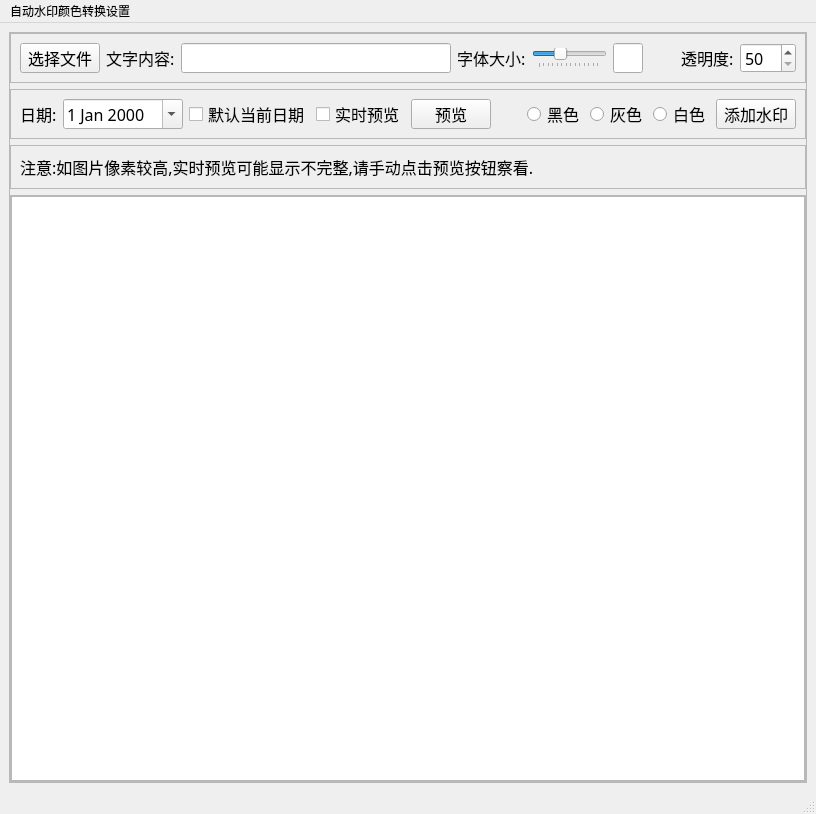
This is mainform.ui in clang2you/text_watermark as Qt 5 draws it before an edit. The edited form follows.
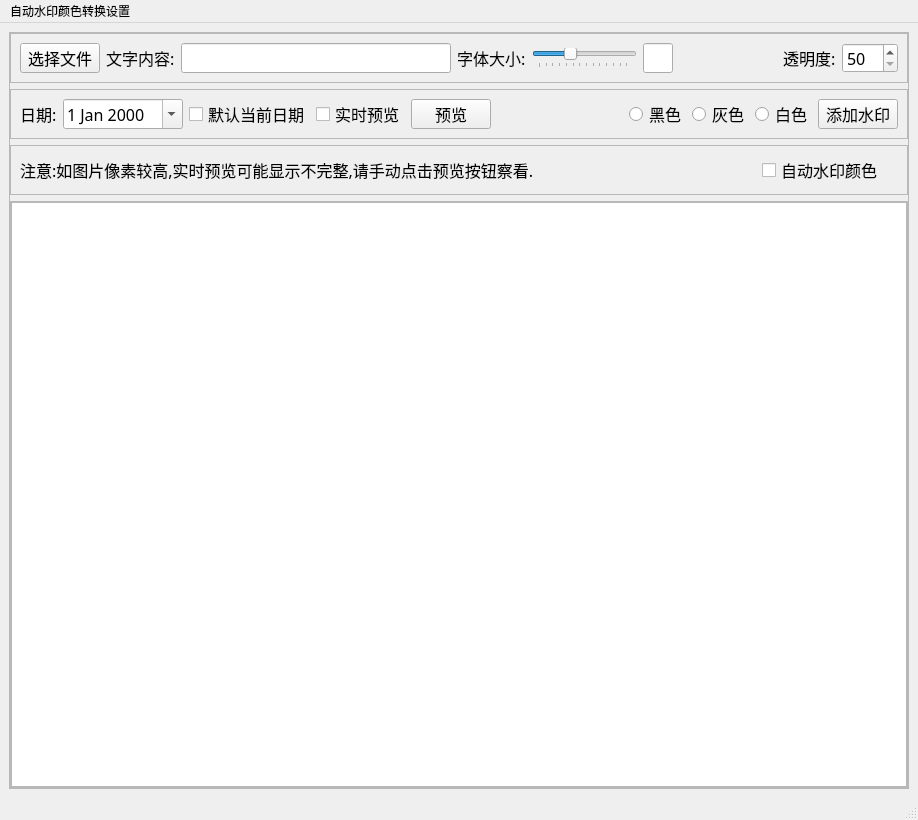
This is the edited form.

The edit to the form file:
```diff
--- a/mainform.ui
+++ b/mainform.ui
@@ -6,8 +6,8 @@
    <rect>
     <x>0</x>
     <y>0</y>
-    <width>816</width>
-    <height>766</height>
+    <width>918</width>
+    <height>813</height>
    </rect>
   </property>
   <property name="minimumSize">
@@ -305,6 +305,13 @@
             </property>
            </spacer>
           </item>
+          <item>
+           <widget class="QCheckBox" name="autoColorCb">
+            <property name="text">
+             <string>自动水印颜色</string>
+            </property>
+           </widget>
+          </item>
           <item>
            <widget class="QLabel" name="colorLabel">
             <property name="text">
@@ -360,7 +367,7 @@
     <rect>
      <x>0</x>
      <y>0</y>
-     <width>816</width>
+     <width>918</width>
      <height>23</height>
     </rect>
    </property>
```
